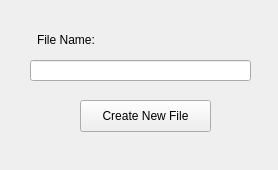
This is client/form.ui in SimoneDutto/CollaborativeEditor as Qt 5 draws it before an edit. The edited form follows.
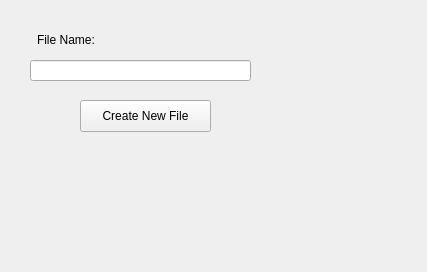
This is the edited form.

Commit message: update form class

Patch:
```diff
--- a/client/form.ui
+++ b/client/form.ui
@@ -6,8 +6,8 @@
    <rect>
     <x>0</x>
     <y>0</y>
-    <width>278</width>
-    <height>170</height>
+    <width>427</width>
+    <height>272</height>
    </rect>
   </property>
   <property name="windowTitle">
```
The commit also changes 5 other files.
